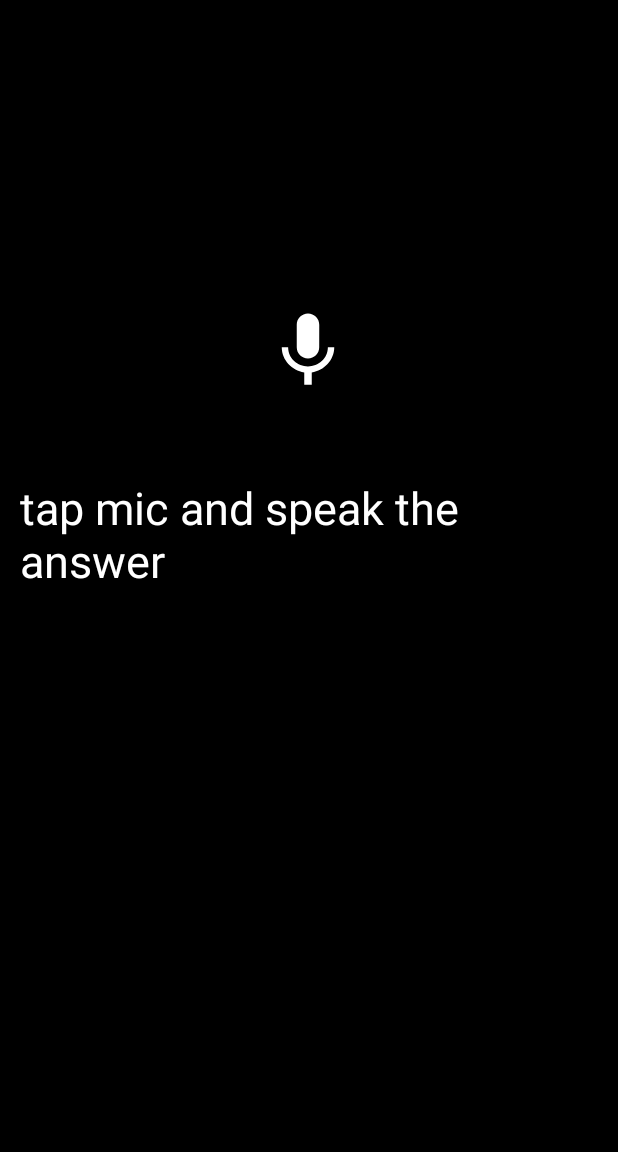
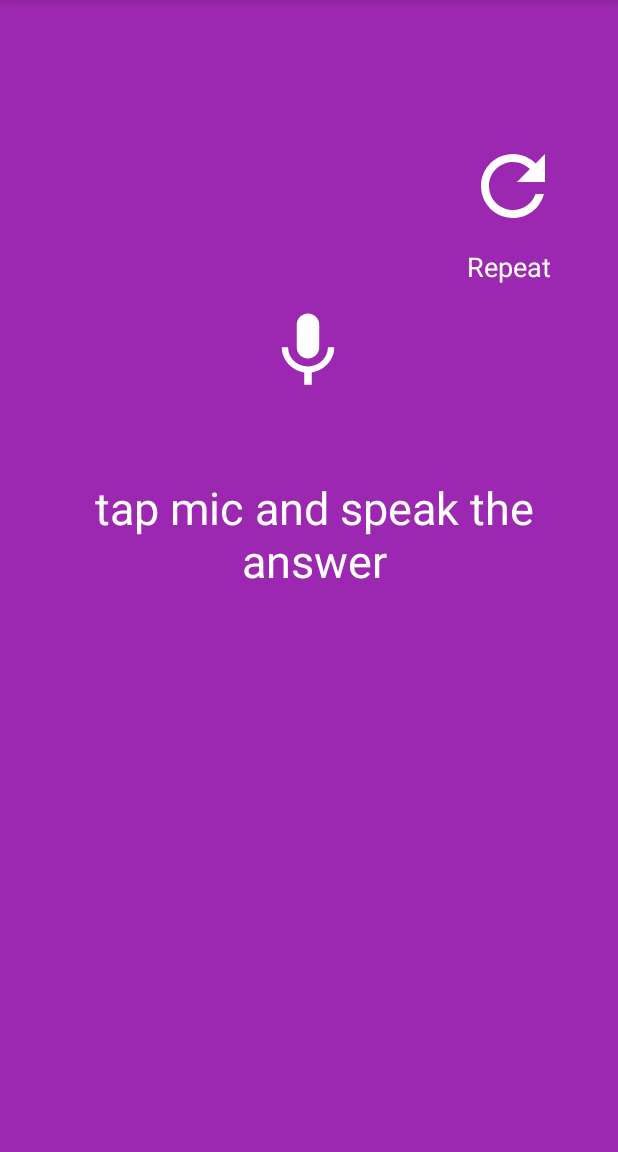
Before and after one commit to guddulawaniya/textTospeech, an Android app: the screen it shows after launch (MainActivity), on a phone screen of 412 x 824 dp, the part 84-1236 px from its top. Run offline under Robolectric (Android 15) with nearby library versions, the phone set to English and light mode, and no system bars.

Commit message:
complete app

```diff
--- a/app/src/main/java/com/example/demo/MainActivity.java
+++ b/app/src/main/java/com/example/demo/MainActivity.java
@@ -29,6 +29,7 @@ public class MainActivity extends AppCompatActivity {
         setContentView(R.layout.activity_main);
 
         iv_mic = findViewById(R.id.iv_mic);
+        ImageView repeat = findViewById(R.id.repeat);
         tv_Speech_to_text = findViewById(R.id.tv_speech_to_text);
 
         iv_mic.setOnClickListener(new View.OnClickListener() {
@@ -47,7 +48,28 @@ public class MainActivity extends AppCompatActivity {
                 }
             }
         });
+
+        repeat.setOnClickListener(new View.OnClickListener() {
+            @Override
+            public void onClick(View view) {
+
+                textToSpeech = new TextToSpeech(getApplicationContext(), new TextToSpeech.OnInitListener() {
+                    @Override
+                    public void onInit(int i) {
+
+                        // if No error is found then only it will run
+                        if (i != TextToSpeech.ERROR) {
+                            // To Choose language of speech
+                            textToSpeech.setLanguage(Locale.UK);
+
+                            textToSpeech.speak(String.valueOf(text), TextToSpeech.QUEUE_FLUSH, null);
+                        }
+                    }
+                });
+            }
+        });
     }
+
 
     @Override
     protected void onActivityResult(int requestCode, int resultCode,
@@ -60,7 +82,6 @@ public class MainActivity extends AppCompatActivity {
                 ArrayList<String> result = data.getStringArrayListExtra(RecognizerIntent.EXTRA_RESULTS);
                 String tex = result.get(0);
                 String check = "4";
-                Toast.makeText(this, ""+tex, Toast.LENGTH_SHORT).show();
 
 
                 if (tex.equals(check)) {
@@ -73,7 +94,7 @@ public class MainActivity extends AppCompatActivity {
                                 // To Choose language of speech
                                 textToSpeech.setLanguage(Locale.UK);
 
-                                textToSpeech.speak("Right", TextToSpeech.QUEUE_FLUSH, null);
+                                textToSpeech.speak("Right Your Excellent", TextToSpeech.QUEUE_FLUSH, null);
                             }
                         }
                     });
@@ -93,6 +114,7 @@ public class MainActivity extends AppCompatActivity {
                     });
                 }
             }
+
 
 
         }
--- /dev/null
+++ b/app/src/main/res/drawable/refresh.xml
@@ -0,0 +1,5 @@
+<vector android:height="64dp" android:tint="#000000"
+    android:viewportHeight="24" android:viewportWidth="24"
+    android:width="64dp" xmlns:android="http://schemas.android.com/apk/res/android">
+    <path android:fillColor="@android:color/white" android:pathData="M17.65,6.35C16.2,4.9 14.21,4 12,4c-4.42,0 -7.99,3.58 -7.99,8s3.57,8 7.99,8c3.73,0 6.84,-2.55 7.73,-6h-2.08c-0.82,2.33 -3.04,4 -5.65,4 -3.31,0 -6,-2.69 -6,-6s2.69,-6 6,-6c1.66,0 3.14,0.69 4.22,1.78L13,11h7V4l-2.35,2.35z"/>
+</vector>
--- a/app/src/main/res/layout/activity_main.xml
+++ b/app/src/main/res/layout/activity_main.xml
@@ -3,8 +3,8 @@
     xmlns:app="http://schemas.android.com/apk/res-auto"
     xmlns:tools="http://schemas.android.com/tools"
     android:layout_width="match_parent"
-    android:background="@color/black"
     android:layout_height="match_parent"
+    android:background="#9C27B0"
     tools:context=".MainActivity">
 
     <ImageView
@@ -27,15 +27,42 @@
         android:layout_height="wrap_content"
         android:layout_alignParentTop="true"
         android:layout_alignParentEnd="true"
-        android:textColor="@color/white"
         android:layout_centerHorizontal="true"
         android:layout_marginTop="44dp"
-        android:textSize="30sp"
+        android:gravity="center"
         android:padding="10dp"
         android:text="tap mic and speak the answer"
+        android:textColor="@color/white"
+        android:textSize="30sp"
         app:layout_constraintEnd_toEndOf="@+id/iv_mic"
         app:layout_constraintHorizontal_bias="0.489"
         app:layout_constraintStart_toStartOf="@+id/iv_mic"
         app:layout_constraintTop_toBottomOf="@+id/iv_mic" />
 
+    <ImageView
+        android:id="@+id/repeat"
+        android:layout_width="wrap_content"
+        android:layout_height="wrap_content"
+        android:layout_marginTop="92dp"
+        android:tint="@color/white"
+        app:layout_constraintEnd_toEndOf="parent"
+        app:layout_constraintHorizontal_bias="0.89"
+        app:layout_constraintStart_toStartOf="parent"
+        app:layout_constraintTop_toTopOf="parent"
+        app:srcCompat="@drawable/refresh" />
+
+    <TextView
+        android:layout_width="wrap_content"
+        android:layout_height="wrap_content"
+        android:layout_marginTop="1dp"
+        android:text="Repeat"
+        android:textColor="@color/white"
+        android:textSize="18sp"
+        app:layout_constraintBottom_toTopOf="@+id/iv_mic"
+        app:layout_constraintEnd_toEndOf="parent"
+        app:layout_constraintHorizontal_bias="0.875"
+        app:layout_constraintStart_toStartOf="parent"
+        app:layout_constraintTop_toBottomOf="@+id/repeat"
+        app:layout_constraintVertical_bias="0.357" />
+
 </androidx.constraintlayout.widget.ConstraintLayout>
```
